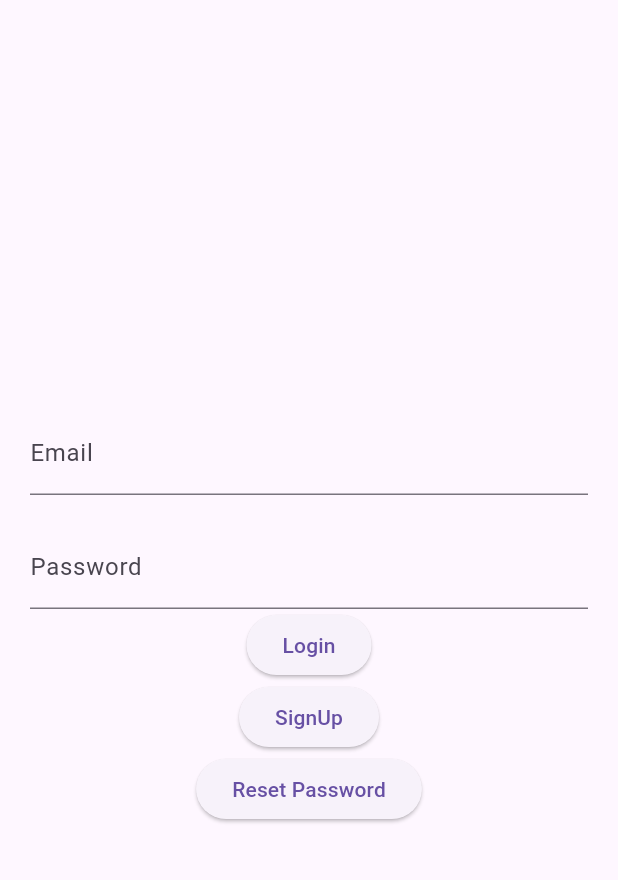
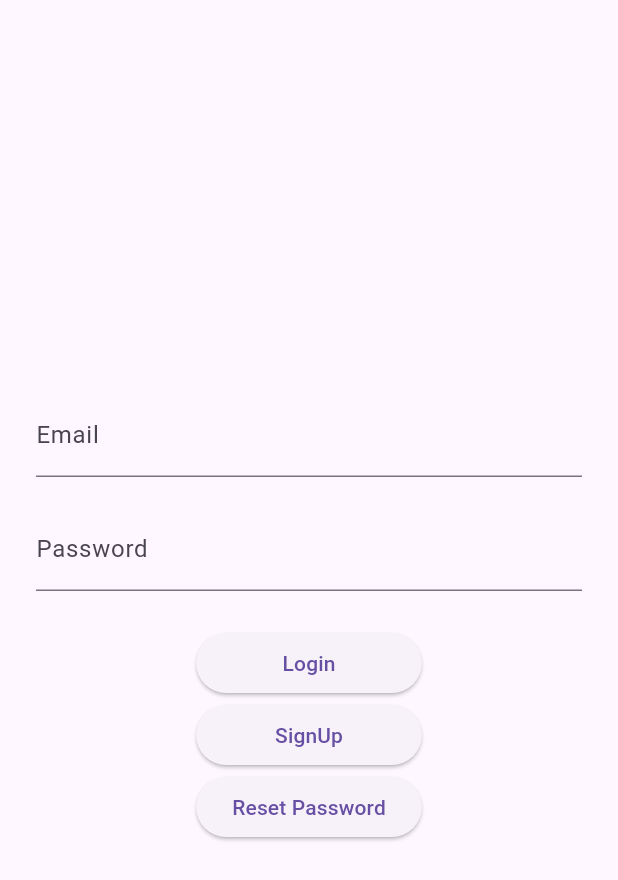
Before and after one commit to KaiAppAkademie/fb_chat_app_example, a Flutter app: the screen it shows after launch, on a phone screen of 412 x 824 dp. Shown: the top 880 px of the screen. Run offline on Flutter 3.47's test engine with Material 3 defaults, Android fonts, the light colour scheme and no system bars; our stand-ins replace chat_bubbles, cloud_firestore, firebase_auth, firebase_core; accounts and stored records are empty; generated files the repository leaves out were written again.

```diff
--- a/lib/presentation/login_screen.dart
+++ b/lib/presentation/login_screen.dart
@@ -35,25 +35,22 @@ class _LoginScreenState extends State<LoginScreen> {
 
     return Scaffold(
       body: Padding(
-        padding: const EdgeInsets.all(20.0),
+        padding: const EdgeInsets.all(24.0),
         child: Column(
           mainAxisAlignment: MainAxisAlignment.center,
           children: [
             TextField(
               controller: mailController,
-              decoration: const InputDecoration(
-                labelText: 'Email',
-              ),
+              decoration: const InputDecoration(labelText: 'Email'),
+              keyboardType: TextInputType.emailAddress,
             ),
             const SizedBox(height: 20.0),
             TextField(
               controller: passwordController,
-              decoration: const InputDecoration(
-                labelText: 'Password',
-              ),
+              decoration: const InputDecoration(labelText: 'Password'),
               obscureText: true,
             ),
-            // const SizedBox(height: 20.0),
+            const SizedBox(height: 24.0),
             // SignInButton(
             //   Buttons.Google,
             //   mini: false,
@@ -66,11 +63,15 @@ class _LoginScreenState extends State<LoginScreen> {
             //     }
             //   },
             // ),
+            IntrinsicWidth(
+              child: Column(
+                mainAxisAlignment: MainAxisAlignment.center,
+                crossAxisAlignment: CrossAxisAlignment.stretch,
+                children: [
                   ElevatedButton(
                     onPressed: () {
                       String mail = mailController.text.trim();
                       String password = passwordController.text.trim();
-
                       authNotifier.loginUser(mail, password);
                     },
                     child: const Text('Login'),
@@ -81,13 +82,18 @@ class _LoginScreenState extends State<LoginScreen> {
                       String password = passwordController.text.trim();
                       authNotifier.signUp(mail, password);
                     },
-                child: const Text("SignUp")),
+                    child: const Text("SignUp"),
+                  ),
                   ElevatedButton(
                     onPressed: () {
                       String mail = mailController.text.trim();
                       authNotifier.resetPassword(mail);
                     },
-                child: const Text("Reset Password"))
+                    child: const Text("Reset Password"),
+                  ),
+                ],
+              ),
+            )
           ],
         ),
       ),
```
Also changed, not shown: lib/common/constants.dart (added, +13 -0 lines), lib/presentation/chat_screen.dart (+15 -11 lines), fb_chat_screenshot.jpg, 1 other file. Lines whose indentation alone changed are shown as unchanged.
